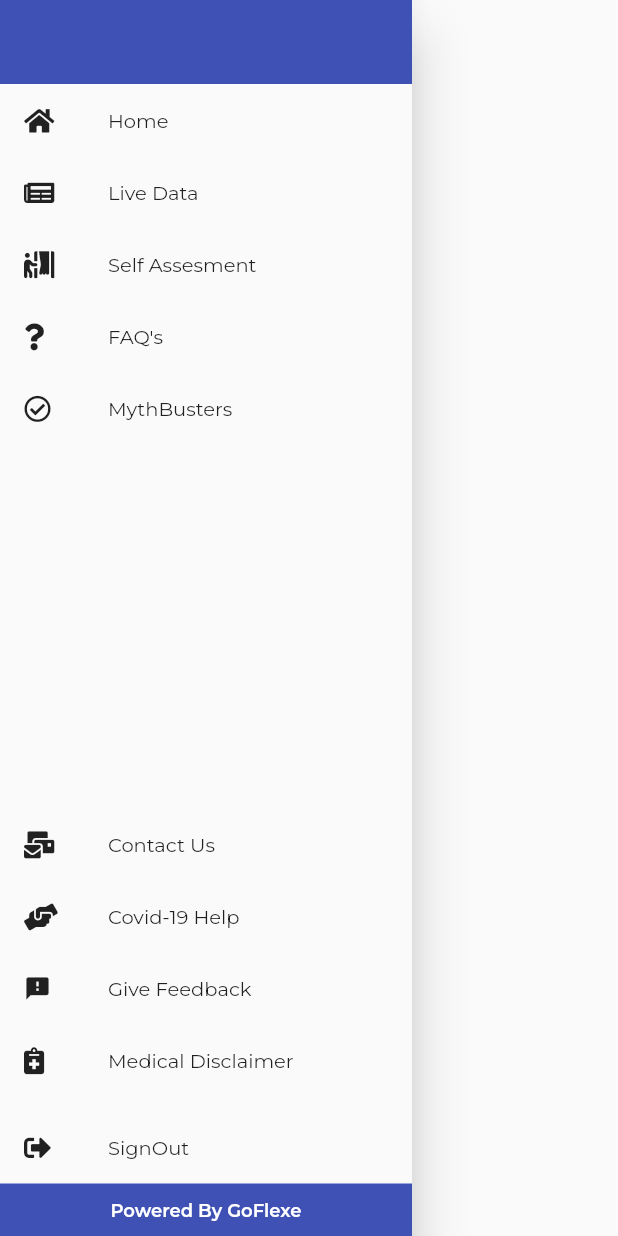
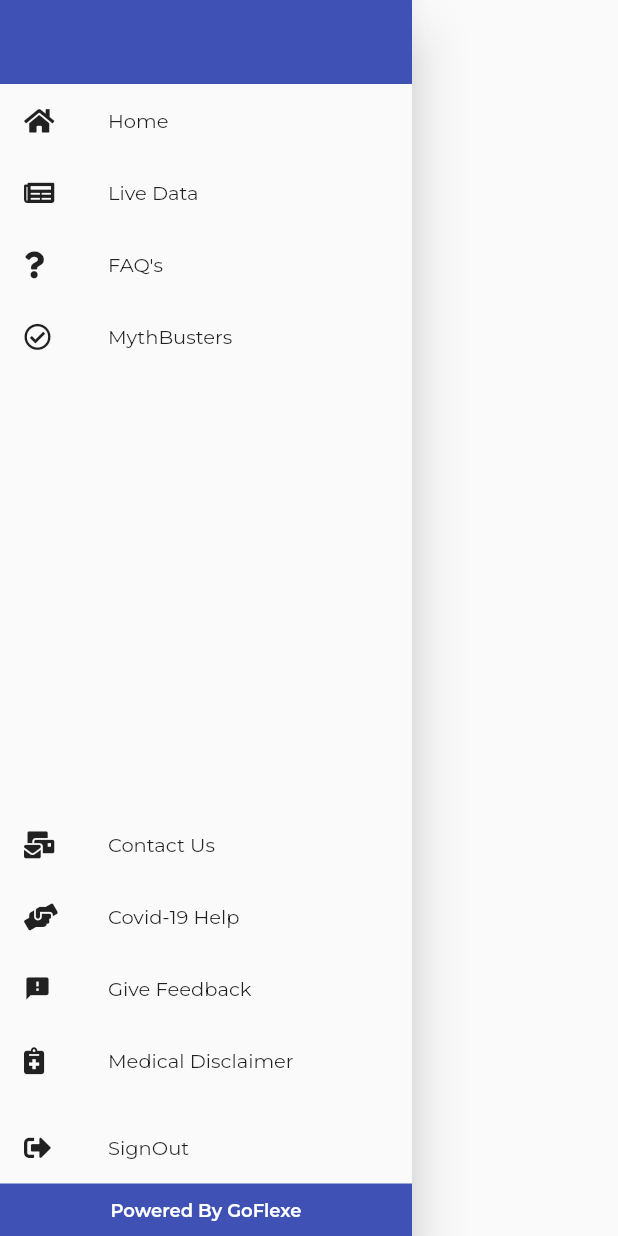
Before and after one commit to gauravmehta13/GoFlexe-Crisis, a Flutter app: the MyDrawer widget shown alone on an empty page, opened directly, on a phone screen of 412 x 824 dp. Run offline on Flutter 3.47's test engine with Material 2 defaults, Android fonts, the phone set to English and light mode, and no system bars; our stand-ins replace auto_size_text, charts_flutter, delayed_display, dio, dropdown_search, firebase_analytics and 13 more; missing offline and left inert: flutter_sparkline, number_display; accounts and stored records are empty; network calls fail.

Commit message:
minor Chnges

```diff
--- a/lib/Drawer.dart
+++ b/lib/Drawer.dart
@@ -86,22 +86,22 @@ class _MyDrawerState extends State<MyDrawer> {
                   size: 18,
                 ),
               ),
-              ListTile(
-                dense: true,
-                onTap: () {
-                  Navigator.pop(context);
-                  Navigator.push(
-                    context,
-                    FadeRoute(page: Health()),
-                  );
-                },
-                title: Text("Self Assesment"),
-                leading: FaIcon(
-                  FontAwesomeIcons.personBooth,
-                  color: Colors.black87,
-                  size: 18,
-                ),
-              ),
+              // ListTile(
+              //   dense: true,
+              //   onTap: () {
+              //     Navigator.pop(context);
+              //     Navigator.push(
+              //       context,
+              //       FadeRoute(page: Health()),
+              //     );
+              //   },
+              //   title: Text("Self Assesment"),
+              //   leading: FaIcon(
+              //     FontAwesomeIcons.personBooth,
+              //     color: Colors.black87,
+              //     size: 18,
+              //   ),
+              // ),
               ListTile(
                 dense: true,
                 onTap: () {
--- a/lib/Screens/Self Asses/Self Assesment.dart
+++ b/lib/Screens/Self Asses/Self Assesment.dart
@@ -108,7 +108,6 @@ class _HealthState extends State<Health> with TickerProviderStateMixin {
                     TestScore(problems: problemsCount, totalProblems: 12);
                 await addTestScore(testScore.getCoronaScore());
                 setState(() {});
-                // showAboutDialog(context: context);
               }
             }));
       }
@@ -181,8 +180,7 @@ class _HealthState extends State<Health> with TickerProviderStateMixin {
       ),
       body: loading == true
           ? Loading()
-          : Material(
-              child: SingleChildScrollView(
+          : SingleChildScrollView(
               padding: EdgeInsets.only(bottom: height * 0.2),
               controller: _scrollController,
               // reverse: true,
@@ -194,7 +192,6 @@ class _HealthState extends State<Health> with TickerProviderStateMixin {
                 child: Column(
                   crossAxisAlignment: CrossAxisAlignment.start,
                   children: _chatFlow,
-                  ),
                 ),
               ),
             ),
```
Also changed, not shown: lib/Screens/Covid Stats/Stats TabBar.dart (+59 -50 lines). Lines whose indentation alone changed are shown as unchanged.
